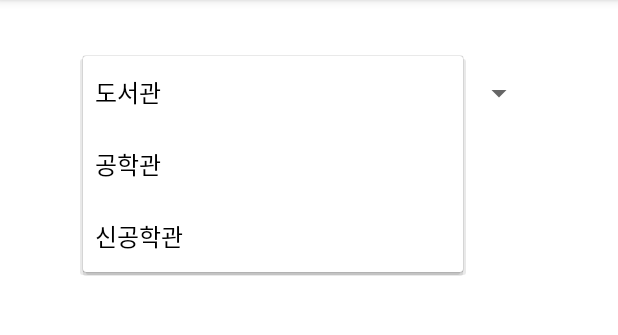
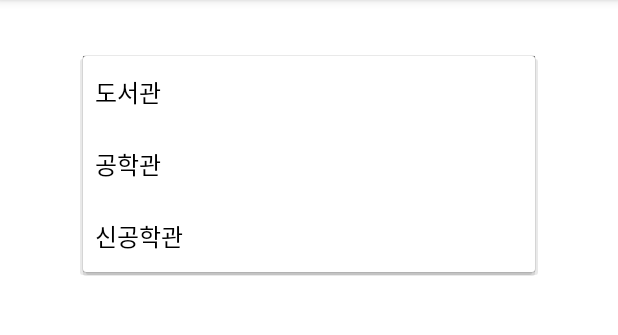
Before and after one commit to chanwookK/cha-jeul-kon-dae_KUMobileProgramming, an Android app: the FindLostActivity screen opened directly, with no data from a screen before it, after a tap on "도서관", on a phone screen of 412 x 824 dp, the part 84-419 px from its top. Run offline under Robolectric (Android 15) with nearby library versions, the phone set to English and light mode, and no system bars.

Commit message:
[ADD] FindLost spinner 테두리 색 추가

```diff
--- /dev/null
+++ b/app/src/main/res/drawable/spinner_background.xml
@@ -0,0 +1,7 @@
+<?xml version="1.0" encoding="utf-8"?>
+<shape xmlns:android="http://schemas.android.com/apk/res/android"
+    android:shape="rectangle">
+    <stroke
+        android:width="1dp"
+        android:color="#808080"/>
+</shape>
--- a/app/src/main/res/layout/activity_find_lost.xml
+++ b/app/src/main/res/layout/activity_find_lost.xml
@@ -17,10 +17,12 @@
         android:entries="@array/building"
         android:gravity="center"
         android:prompt="@string/Buildings"
+        android:background="@drawable/spinner_background"
+
         app:layout_constraintBottom_toTopOf="@+id/tableLayout"
         app:layout_constraintEnd_toEndOf="parent"
         app:layout_constraintStart_toStartOf="parent"
-        app:layout_constraintTop_toTopOf="parent" />
+        app:layout_constraintTop_toTopOf="parent"/>
 
     <TableLayout
         android:id="@+id/tableLayout"
```
